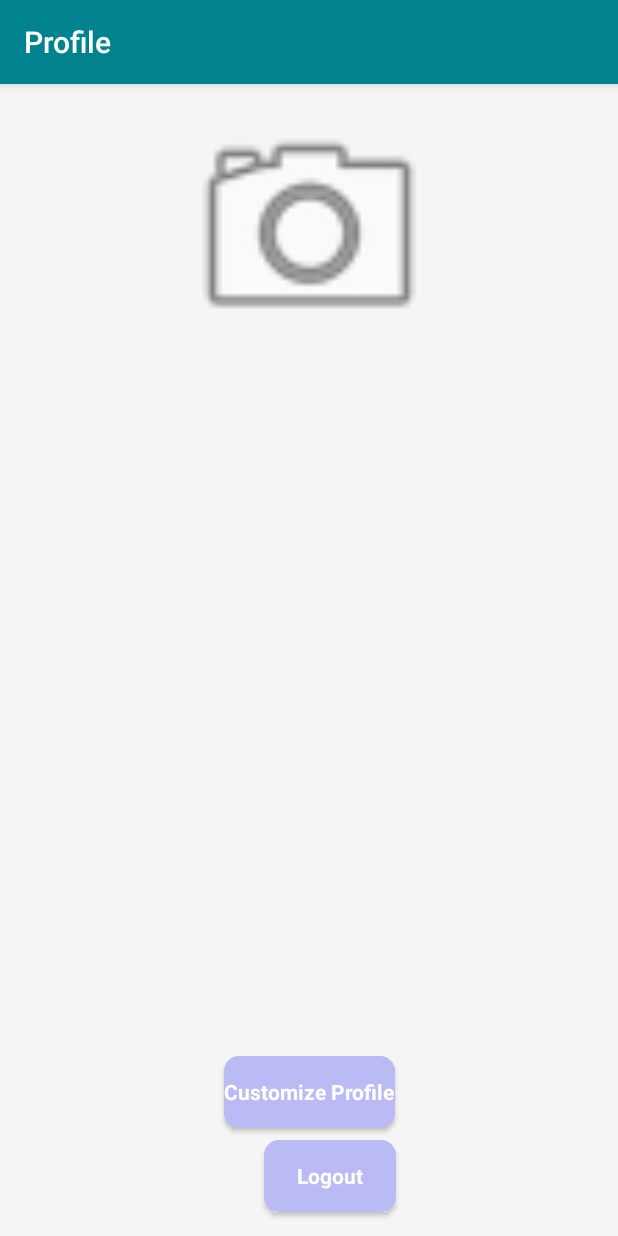
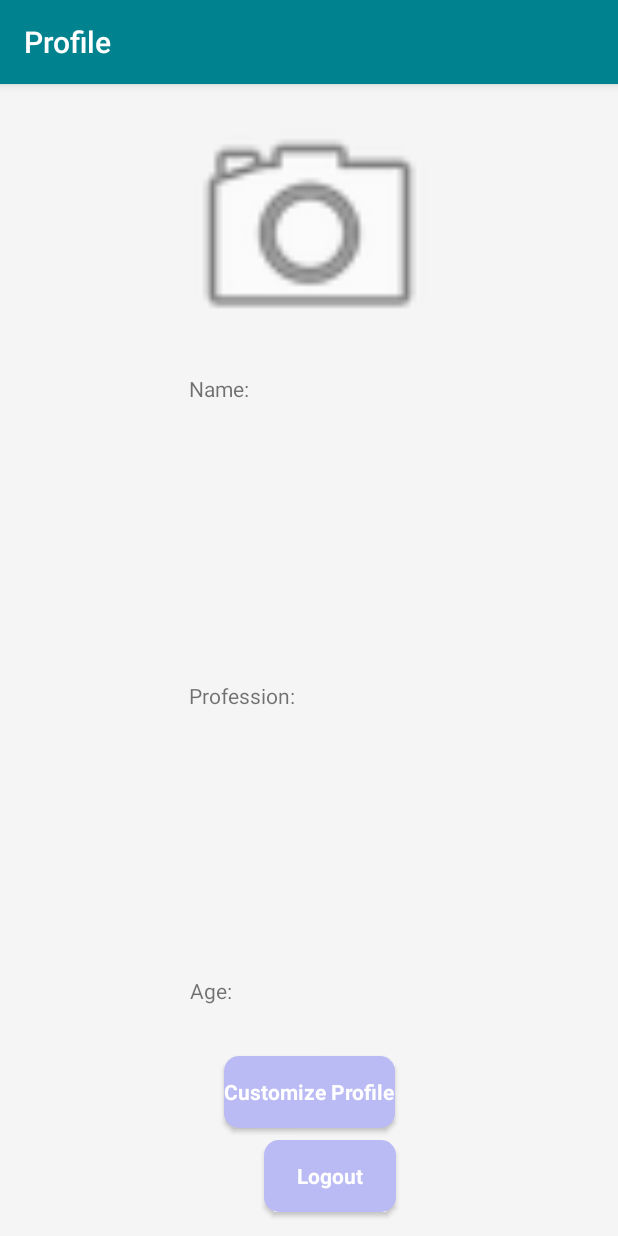
Before and after one commit to nugready/PB_Revised, an Android app: the screen it shows after launch once a user with an empty profile is signed in (ProfileActivity), on a phone screen of 412 x 824 dp. Run offline under Robolectric (Android 15) with nearby library versions, the phone set to English and light mode, and no system bars; our stand-ins replace Firebase (no records; nobody signed in at launch, a user with empty details on screens opened directly); 5 statements that could not run were skipped.

Commit message:
Profile page now pulls information from Firebase Database

```diff
--- a/app/src/main/java/com/professionalbuddies/pb_revised/ProfileActivity.java
+++ b/app/src/main/java/com/professionalbuddies/pb_revised/ProfileActivity.java
@@ -63,9 +63,9 @@ public class ProfileActivity extends AppCompatActivity implements View.OnClickLi
                     theUser.setUniversity(dataSnapshot.child(userId).getValue(UserInformation.class).getUniversity());
                     theUser.setAge(dataSnapshot.child(userId).getValue(UserInformation.class).getAge());
 
-                    name.setText(theUser.getUserName());
-                    profession.setText(theUser.getProfession());
-                    age.setText(theUser.getAge());
+                    name.setText("Name:  " + theUser.getUserName());
+                    profession.setText("Profession:  " + theUser.getProfession());
+                    age.setText("Age:  " + theUser.getAge());
             }
             @Override
             public void onCancelled(DatabaseError databaseError) {
```
